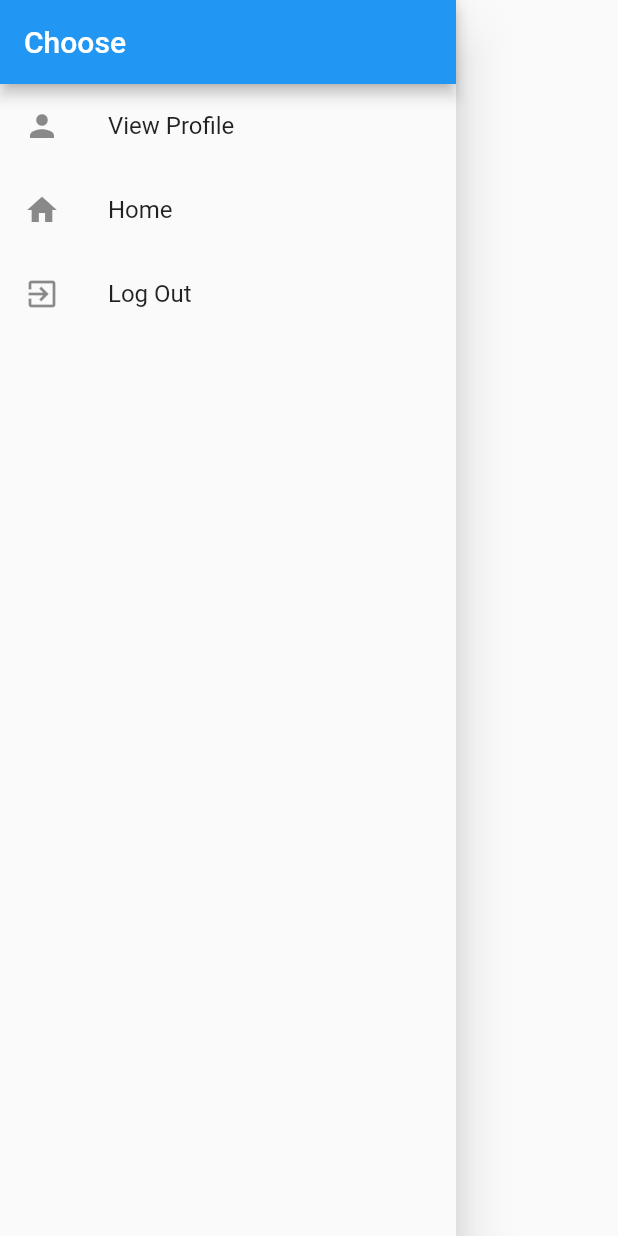
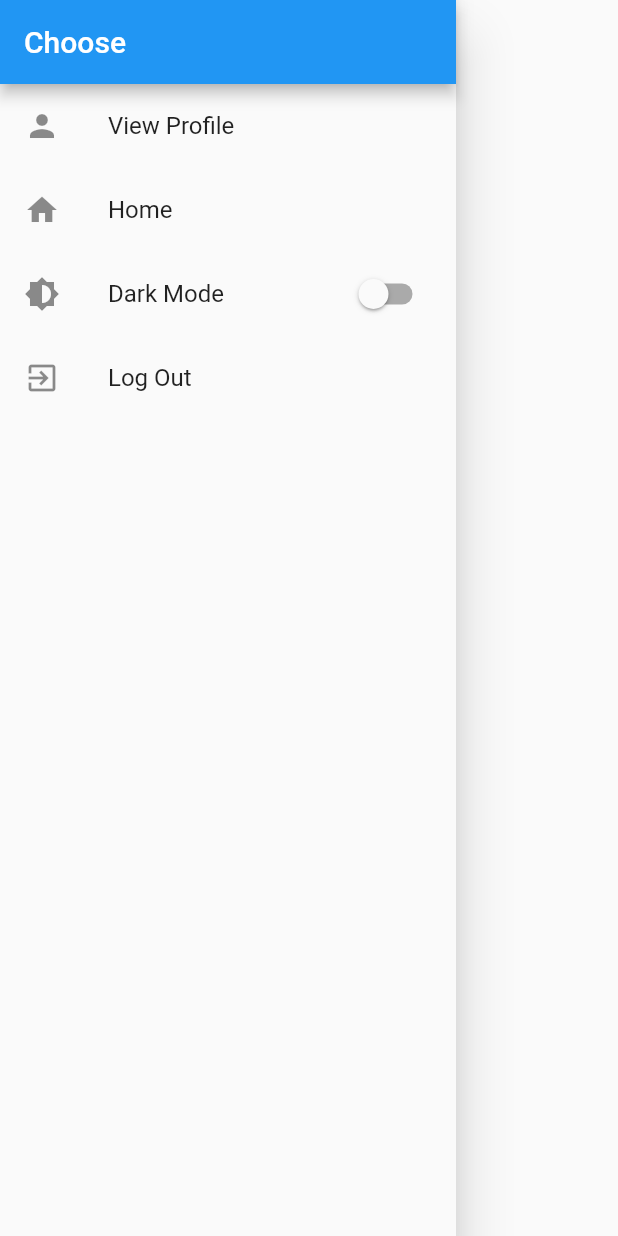
Before and after one commit to timndichu/flutter-shoes, a Flutter app: the MainDrawer widget shown alone on an empty page, opened directly, on a phone screen of 412 x 824 dp. Run offline on Flutter 3.47's test engine with Material 2 defaults, Android fonts, the phone set to English and light mode, and no system bars; our stand-ins replace connectivity, curved_navigation_bar, flushbar, flutter_secure_storage, flutter_spinkit, logger and 2 more; accounts and stored records are empty; network calls fail.

Commit message:
added dark theme

```diff
--- a/lib/screens/homescreen.dart
+++ b/lib/screens/homescreen.dart
@@ -266,11 +266,13 @@ class _HomeScreenState extends State<HomeScreen> {
 
     return Scaffold(
         key: _scaffoldKey,
-        backgroundColor: Colors.grey[100],
+
         bottomNavigationBar: CurvedNavigationBar(
+          color: Colors.deepPurple,
+          buttonBackgroundColor: Colors.transparent,
           index: _currentIndex,
           onTap: onTabTapped,
-          backgroundColor: Colors.grey[100],
+          backgroundColor: Colors.transparent,
           height: 50,
           animationDuration: Duration(milliseconds: 300),
           items: <Widget>[
--- /dev/null
+++ b/lib/services/theme.dart
@@ -0,0 +1,38 @@
+import 'package:flutter/cupertino.dart';
+import 'package:flutter/material.dart';
+import 'package:shared_preferences/shared_preferences.dart';
+
+
+class ThemeProvider extends ChangeNotifier {
+  ThemeData _selectedTheme;
+  Typography defaultTypography;
+  SharedPreferences prefs;
+  bool _isDark;
+  ThemeData dark = ThemeData.dark().copyWith();
+
+  ThemeData light = ThemeData.light().copyWith();
+
+  ThemeProvider(bool darkThemeOn) {
+    _selectedTheme = darkThemeOn ? dark : light;
+  }
+
+  bool get isDark => _isDark;
+
+  Future<void> swapTheme() async {
+    // prefs = await SharedPreferences.getInstance();
+
+    if (_selectedTheme == dark) {
+      _selectedTheme = light;
+      _isDark = false;
+      // await prefs.setBool("darkTheme", false);
+    } else {
+      _selectedTheme = dark;
+      _isDark = true;
+      // await prefs.setBool("darkTheme", true);
+    }
+
+    notifyListeners();
+  }
+
+  ThemeData getTheme() => _selectedTheme;
+}
--- a/lib/shared/drawer.dart
+++ b/lib/shared/drawer.dart
@@ -2,6 +2,7 @@ import 'package:coolkicks/providers/product-provider.dart';
 import 'package:coolkicks/screens/authenticate.dart';
 import 'package:coolkicks/screens/homescreen.dart';
 import 'package:coolkicks/screens/profile.dart';
+import 'package:coolkicks/services/theme.dart';
 import 'package:flutter/cupertino.dart';
 import 'package:flutter/material.dart';
 import 'package:flutter_secure_storage/flutter_secure_storage.dart';
@@ -10,10 +11,33 @@ import 'package:provider/provider.dart';
  final storage = new FlutterSecureStorage();
 
 
-class MainDrawer extends StatelessWidget {
+class MainDrawer extends StatefulWidget {
+
+  @override
+  _MainDrawerState createState() => _MainDrawerState();
+}
+
+
+
+
+class _MainDrawerState extends State<MainDrawer> {
+ bool isDark;
+   bool isSwitched ;
+  @override
+  void didChangeDependencies() {
+    super.didChangeDependencies();
+
+      isDark = Provider.of<ThemeProvider>(context, listen: false).isDark;
+    isSwitched = isDark ?? false;
+
+
+
+  }
+
 
 @override
 Widget build(BuildContext context) {
+
   return Drawer(
     child:
 
@@ -43,6 +67,25 @@ Widget build(BuildContext context) {
                   );
         },
         ),
+
+        ListTile(
+           leading: Icon(Icons.brightness_6),
+          title: Text('Dark Mode'),
+          trailing: Switch(
+            value: isSwitched,
+            onChanged: (value) {
+              setState(() {
+                isSwitched = value;
+                ThemeProvider themeProvider = Provider.of<ThemeProvider>(context, listen: false);
+                themeProvider.swapTheme();
+                print(isSwitched);
+              });
+            },
+            activeTrackColor: Colors.lightBlueAccent,
+            activeColor: Colors.blue,
+          ),
+        ),
+
           ListTile(title: Text('Log Out'),
         leading: Icon(Icons.exit_to_app),
         onTap: () {
@@ -63,5 +106,4 @@ Widget build(BuildContext context) {
     ),
   );
 }
-
 }
```
Also changed, not shown: lib/main.dart (+7 -8 lines), lib/shared/list-tile.dart (+5 -2 lines).
